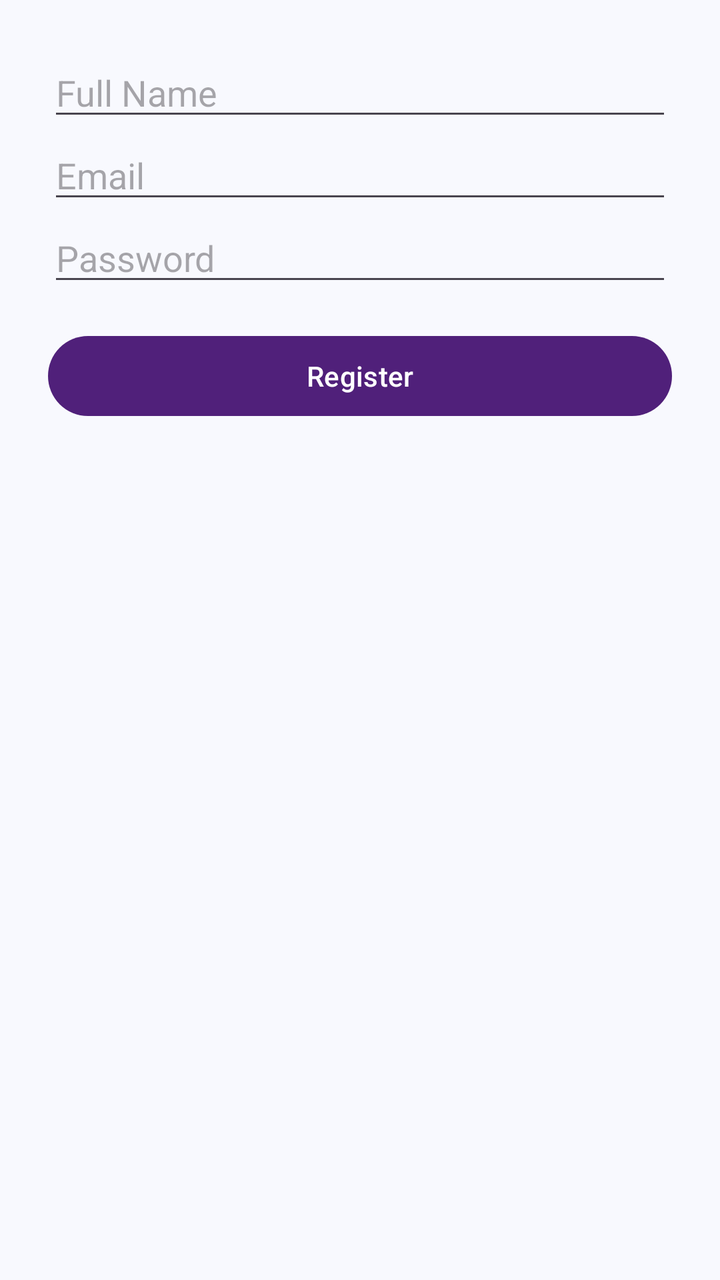
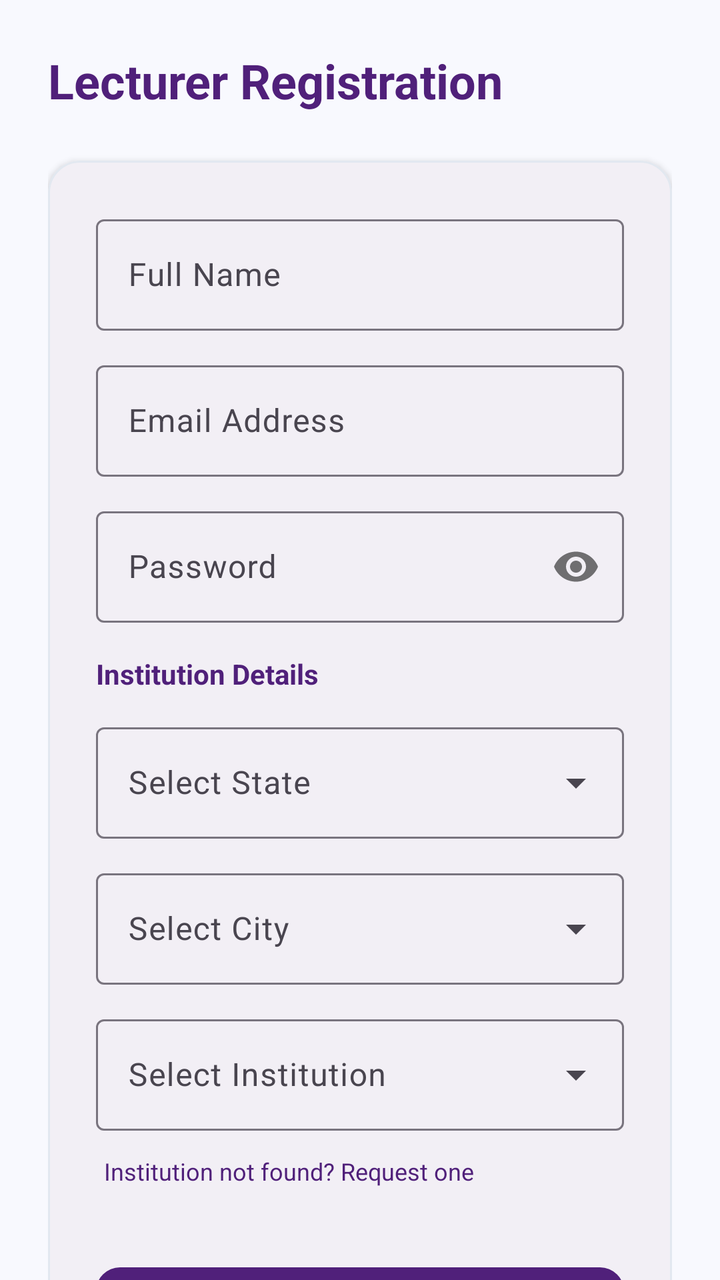

Screens rendered from an Android XML layout before and after an edit, with the pre-edit source and the edit as a unified diff.
<!-- AndroidManifest.xml: application theme Theme.AutoAttendance -->
<!-- res/layout/activity_lecturer_register.xml -->
<?xml version="1.0" encoding="utf-8"?>
<LinearLayout
    xmlns:android="http://schemas.android.com/apk/res/android"
    android:layout_width="match_parent"
    android:layout_height="match_parent"
    android:orientation="vertical"
    android:padding="24dp">

    <EditText
        android:id="@+id/etName"
        android:layout_width="match_parent"
        android:layout_height="wrap_content"
        android:hint="Full Name"/>

    <EditText
        android:id="@+id/etEmail"
        android:layout_width="match_parent"
        android:layout_height="wrap_content"
        android:hint="Email"
        android:inputType="textEmailAddress"/>

    <EditText
        android:id="@+id/etPassword"
        android:layout_width="match_parent"
        android:layout_height="wrap_content"
        android:hint="Password"
        android:inputType="textPassword"/>

    <Button
        android:id="@+id/btnRegister"
        android:layout_width="match_parent"
        android:layout_height="wrap_content"
        android:text="Register"
        android:layout_marginTop="16dp"/>

</LinearLayout>
<!-- resources referenced by this layout -->
<resources>
  <style name="Theme.AutoAttendance" parent="Theme.Material3.Light.NoActionBar">
          
          <item name="colorPrimary">@color/brand_primary</item>
          <item name="colorOnPrimary">@color/white</item>
          <item name="colorPrimaryContainer">@color/brand_light</item>
          <item name="colorOnPrimaryContainer">@color/brand_primary</item>
  
          
          <item name="colorSecondary">@color/brand_accent</item>
          <item name="colorOnSecondary">@color/white</item>
  
          
          <item name="android:statusBarColor">@color/surface_background</item>
          <item name="android:windowLightStatusBar">true</item>
  
          
          <item name="android:windowBackground">@color/surface_background</item>
          <item name="colorSurface">@color/surface_card</item>
      </style>
  <color name="brand_primary">#50207A</color>
  <color name="white">#FFFFFFFF</color>
  <color name="brand_light">#D6B9FC</color>
  <color name="brand_accent">#838CE5</color>
  <color name="surface_background">#F8F9FE</color>
  <color name="surface_card">#FFFFFF</color>
</resources>

<!-- the commit's change to res/layout/activity_lecturer_register.xml (unified diff, before → after) -->
@@ -1,36 +1,155 @@
 <?xml version="1.0" encoding="utf-8"?>
-<LinearLayout
+<androidx.core.widget.NestedScrollView
     xmlns:android="http://schemas.android.com/apk/res/android"
+    xmlns:app="http://schemas.android.com/apk/res-auto"
     android:layout_width="match_parent"
     android:layout_height="match_parent"
-    android:orientation="vertical"
-    android:padding="24dp">
+    android:background="@color/surface_background">
 
-    <EditText
-        android:id="@+id/etName"
+    <LinearLayout
         android:layout_width="match_parent"
         android:layout_height="wrap_content"
-        android:hint="Full Name"/>
+        android:orientation="vertical"
+        android:padding="24dp">
 
-    <EditText
-        android:id="@+id/etEmail"
-        android:layout_width="match_parent"
-        android:layout_height="wrap_content"
-        android:hint="Email"
-        android:inputType="textEmailAddress"/>
+        <TextView
+            android:layout_width="wrap_content"
+            android:layout_height="wrap_content"
+            android:text="Lecturer Registration"
+            android:textSize="24sp"
+            android:textStyle="bold"
+            android:textColor="@color/brand_primary"
+            android:layout_marginBottom="24dp"/>
 
-    <EditText
-        android:id="@+id/etPassword"
-        android:layout_width="match_parent"
-        android:layout_height="wrap_content"
-        android:hint="Password"
-        android:inputType="textPassword"/>
+        <com.google.android.material.card.MaterialCardView
+            android:layout_width="match_parent"
+            android:layout_height="wrap_content"
+            app:cardCornerRadius="16dp"
+            app:cardElevation="2dp"
+            app:strokeColor="@color/border_subtle"
+            app:strokeWidth="1dp">
 
-    <Button
-        android:id="@+id/btnRegister"
-        android:layout_width="match_parent"
-        android:layout_height="wrap_content"
-        android:text="Register"
-        android:layout_marginTop="16dp"/>
+            <LinearLayout
+                android:layout_width="match_parent"
+                android:layout_height="wrap_content"
+                android:orientation="vertical"
+                android:padding="24dp">
 
-</LinearLayout>
+                <com.google.android.material.textfield.TextInputLayout
+                    style="@style/Widget.Material3.TextInputLayout.OutlinedBox"
+                    android:layout_width="match_parent"
+                    android:layout_height="wrap_content"
+                    android:hint="Full Name"
+                    android:layout_marginBottom="12dp">
+                    <com.google.android.material.textfield.TextInputEditText
+                        android:id="@+id/etName"
+                        android:layout_width="match_parent"
+                        android:layout_height="wrap_content"
+                        android:inputType="textPersonName"/>
+                </com.google.android.material.textfield.TextInputLayout>
+
+                <com.google.android.material.textfield.TextInputLayout
+                    style="@style/Widget.Material3.TextInputLayout.OutlinedBox"
+                    android:layout_width="match_parent"
+                    android:layout_height="wrap_content"
+                    android:hint="Email Address"
+                    android:layout_marginBottom="12dp">
+                    <com.google.android.material.textfield.TextInputEditText
+                        android:id="@+id/etEmail"
+                        android:layout_width="match_parent"
+                        android:layout_height="wrap_content"
+                        android:inputType="textEmailAddress"/>
+                </com.google.android.material.textfield.TextInputLayout>
+
+                <com.google.android.material.textfield.TextInputLayout
+                    style="@style/Widget.Material3.TextInputLayout.OutlinedBox"
+                    android:layout_width="match_parent"
+                    android:layout_height="wrap_content"
+                    android:hint="Password"
+                    app:passwordToggleEnabled="true"
+                    android:layout_marginBottom="16dp">
+                    <com.google.android.material.textfield.TextInputEditText
+                        android:id="@+id/etPassword"
+                        android:layout_width="match_parent"
+                        android:layout_height="wrap_content"
+                        android:inputType="textPassword"/>
+                </com.google.android.material.textfield.TextInputLayout>
+
+                <TextView
+                    android:layout_width="wrap_content"
+                    android:layout_height="wrap_content"
+                    android:text="Institution Details"
+                    android:textColor="@color/brand_primary"
+                    android:textStyle="bold"
+                    android:layout_marginBottom="12dp"/>
+
+                <com.google.android.material.textfield.TextInputLayout
+                    style="@style/Widget.Material3.TextInputLayout.OutlinedBox.ExposedDropdownMenu"
+                    android:layout_width="match_parent"
+                    android:layout_height="wrap_content"
+                    android:hint="Select State"
+                    android:layout_marginBottom="12dp">
+                    <AutoCompleteTextView
+                        android:id="@+id/autoCompleteState"
+                        android:layout_width="match_parent"
+                        android:layout_height="wrap_content"
+                        android:inputType="none" />
+                </com.google.android.material.textfield.TextInputLayout>
+
+                <com.google.android.material.textfield.TextInputLayout
+                    style="@style/Widget.Material3.TextInputLayout.OutlinedBox.ExposedDropdownMenu"
+                    android:layout_width="match_parent"
+                    android:layout_height="wrap_content"
+                    android:hint="Select City"
+                    android:layout_marginBottom="12dp">
+                    <AutoCompleteTextView
+                        android:id="@+id/autoCompleteCity"
+                        android:layout_width="match_parent"
+                        android:layout_height="wrap_content"
+                        android:inputType="none" />
+                </com.google.android.material.textfield.TextInputLayout>
+
+                <com.google.android.material.textfield.TextInputLayout
+                    style="@style/Widget.Material3.TextInputLayout.OutlinedBox.ExposedDropdownMenu"
+                    android:layout_width="match_parent"
+                    android:layout_height="wrap_content"
+                    android:hint="Select Institution"
+                    android:layout_marginBottom="8dp">
+                    <AutoCompleteTextView
+                        android:id="@+id/autoCompleteInstitution"
+                        android:layout_width="match_parent"
+                        android:layout_height="wrap_content"
+                        android:inputType="none" />
+                </com.google.android.material.textfield.TextInputLayout>
+
+                <TextView
+                    android:id="@+id/tvRequestInstitution"
+                    android:layout_width="wrap_content"
+                    android:layout_height="wrap_content"
+                    android:text="Institution not found? Request one"
+                    android:textColor="@color/brand_primary"
+                    android:textSize="12sp"
+                    android:layout_marginBottom="16dp"
+                    android:padding="4dp"/>
+
+                <Button
+                    android:id="@+id/btnRegister"
+                    android:layout_width="match_parent"
+                    android:layout_height="56dp"
+                    android:text="Register"
+                    app:cornerRadius="12dp"
+                    android:layout_marginTop="16dp"/>
+
+                <ProgressBar
+                    android:id="@+id/progressBar"
+                    android:layout_width="wrap_content"
+                    android:layout_height="wrap_content"
+                    android:layout_gravity="center"
+                    android:layout_marginTop="16dp"
+                    android:visibility="gone"/>
+
+            </LinearLayout>
+        </com.google.android.material.card.MaterialCardView>
+
+    </LinearLayout>
+</androidx.core.widget.NestedScrollView>
<!-- resource entries referenced after the edit -->
@@ -1,5 +1,6 @@
 <!-- resources referenced by this layout -->
 <resources>
+  <color name="border_subtle">#E2E8F0</color>
   <style name="Theme.AutoAttendance" parent="Theme.Material3.Light.NoActionBar">
           
           <item name="colorPrimary">@color/brand_primary</item>
